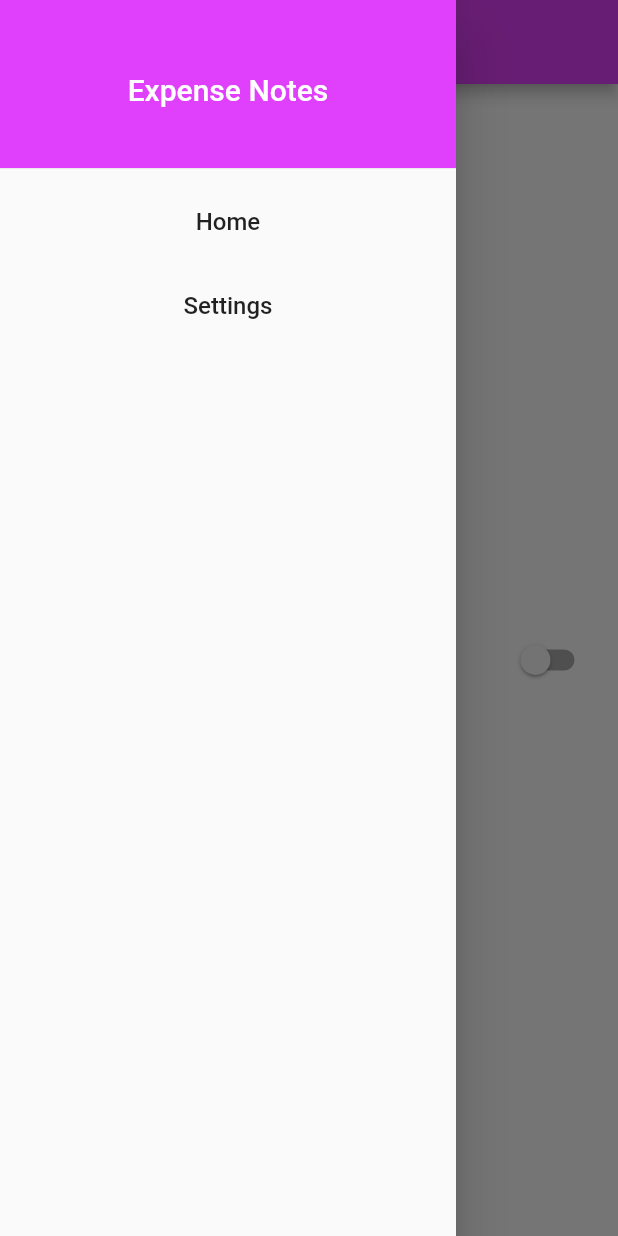
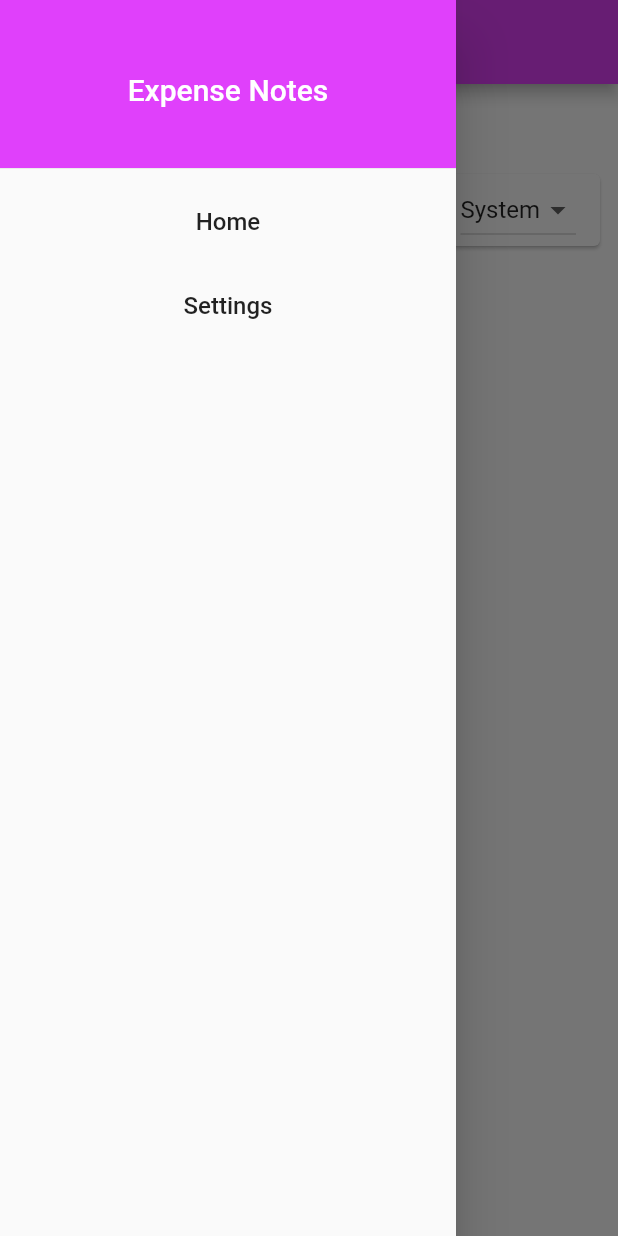
Before and after one commit to nhatduynguyenbbv/expense_notes, a Flutter app: the Settings screen opened by its route, with the side drawer open, on a phone screen of 412 x 824 dp. Run offline on Flutter 3.47's test engine with Material 2 defaults, Android fonts, the phone set to English and light mode, and no system bars; our stand-ins replace firebase_core, firebase_database, fl_chart, shared_preferences; accounts and stored records are empty; network calls fail.

Commit message:
New: local storage

```diff
--- /dev/null
+++ b/lib/src/models/localstorage_keys_const.dart
@@ -0,0 +1 @@
+const String themeModeKey = 'theme_mode';
--- a/lib/src/models/theme_model.dart
+++ b/lib/src/models/theme_model.dart
@@ -1,12 +1,29 @@
+import 'dart:async';
+
+import 'package:expense_notes/src/services/localstorage_service.dart';
 import 'package:flutter/material.dart';
 
+import 'localstorage_keys_const.dart';
+
 class ThemeModel with ChangeNotifier {
-  ThemeMode _mode;
+  final localStorage = LocalStorageService();
+  late ThemeMode _mode;
   ThemeMode get mode => _mode;
   ThemeModel({ThemeMode mode = ThemeMode.system}) : _mode = mode;
 
-  void toggleMode() {
-    _mode = _mode == ThemeMode.light ? ThemeMode.dark : ThemeMode.light;
+  Future<void> updateThemeMode(ThemeMode? value) async {
+    _mode = value ?? ThemeMode.system;
+
+    notifyListeners();
+    await localStorage.setString(themeModeKey, value.toString());
+  }
+
+  Future<void> loadThemeMode() async {
+    var localStorage = LocalStorageService();
+    var value = await localStorage.getString(themeModeKey);
+    _mode = value != null
+        ? ThemeMode.values.firstWhere((element) => element.toString() == value)
+        : ThemeMode.system;
     notifyListeners();
   }
 }
--- a/lib/src/screens/settings.dart
+++ b/lib/src/screens/settings.dart
@@ -13,26 +13,61 @@ class Settings extends StatefulWidget {
 }
 
 class _SettingsState extends State<Settings> {
-  late bool _darkMode;
+  final List<ThemeMode> themeModes = ThemeMode.values;
+  final Map<ThemeMode, String> themeModeLabels = {
+    ThemeMode.dark: 'Dark',
+    ThemeMode.light: 'Light',
+    ThemeMode.system: 'System'
+  };
 
   @override
   Widget build(BuildContext context) {
-    _darkMode = MediaQuery.of(context).platformBrightness == Brightness.dark;
-
     return Scaffold(
       appBar: AppBar(title: const Text('Expense Notes')),
       body: Consumer<ThemeModel>(builder: (_, model, __) {
-        return Center(
-          child: SwitchListTile(
-            title: const Text('Dark Mode'),
-            secondary: const Icon(Icons.lightbulb_outline),
-            onChanged: (bool value) {
-              context.read<ThemeModel>().toggleMode();
-            },
-            value: model.mode == ThemeMode.system && _darkMode
-                ? true
-                : model.mode == ThemeMode.dark,
-          ),
+        return Column(
+          mainAxisSize: MainAxisSize.min,
+          children: [
+            const ListTile(
+              title: Text(
+                'General Setting',
+                style: TextStyle(fontWeight: FontWeight.bold),
+              ),
+            ),
+            Container(
+              margin: const EdgeInsets.only(left: 8, right: 8),
+              child: Card(
+                child: Padding(
+                  padding: const EdgeInsets.only(left: 16, right: 16),
+                  child: Row(
+                    mainAxisAlignment: MainAxisAlignment.spaceBetween,
+                    children: [
+                      Row(
+                        children: const [
+                          Icon(Icons.light_outlined),
+                          SizedBox(width: 8),
+                          Text("Theme Mode"),
+                        ],
+                      ),
+                      DropdownButton<ThemeMode>(
+                        value: model.mode,
+                        items: themeModes
+                            .map((value) => DropdownMenuItem<ThemeMode>(
+                                  value: value,
+                                  child:
+                                      Text(themeModeLabels[value].toString()),
+                                ))
+                            .toList(),
+                        onChanged: (ThemeMode? value) async {
+                          await model.updateThemeMode(value);
+                        },
+                      ),
+                    ],
+                  ),
+                ),
+              ),
+            ),
+          ],
         );
       }),
       drawer: const AppDrawer(),
--- a/pubspec.yaml
+++ b/pubspec.yaml
@@ -40,6 +40,7 @@ dependencies:
   firebase_core: ^1.17.1
   firebase_database: ^9.0.15
   http: ^0.13.4
+  shared_preferences: ^2.0.15
 
 dev_dependencies:
   flutter_test:
```
Also changed, not shown: lib/src/app.dart (+12 -4 lines), lib/src/services/localstorage_service.dart (added, +42 -0 lines), pubspec.lock.
